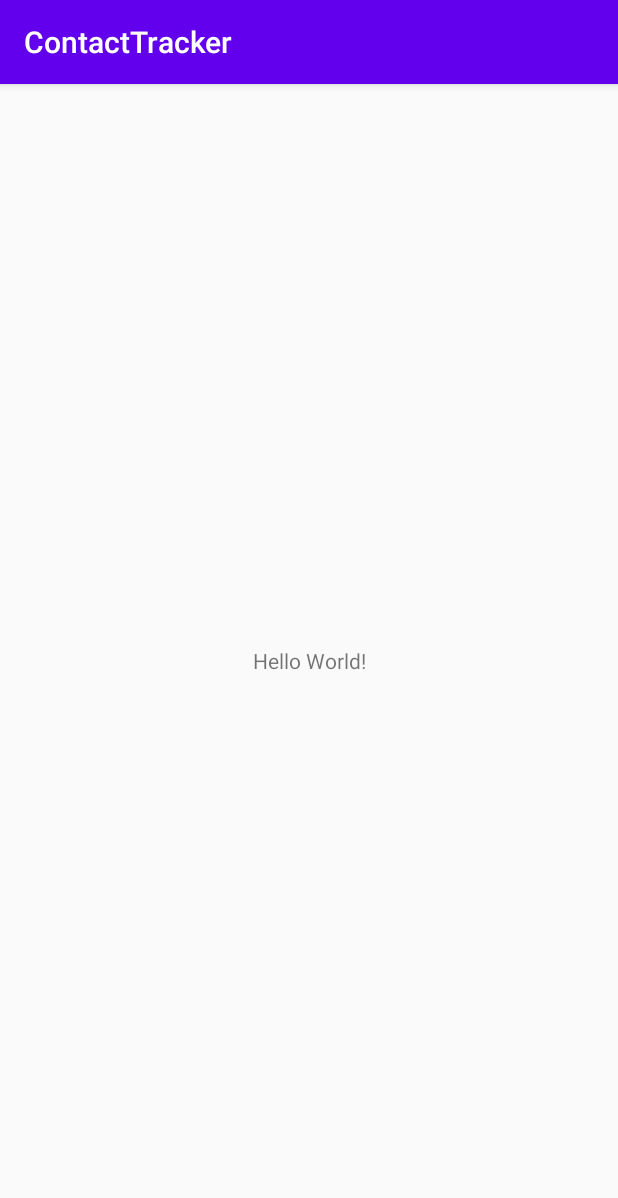
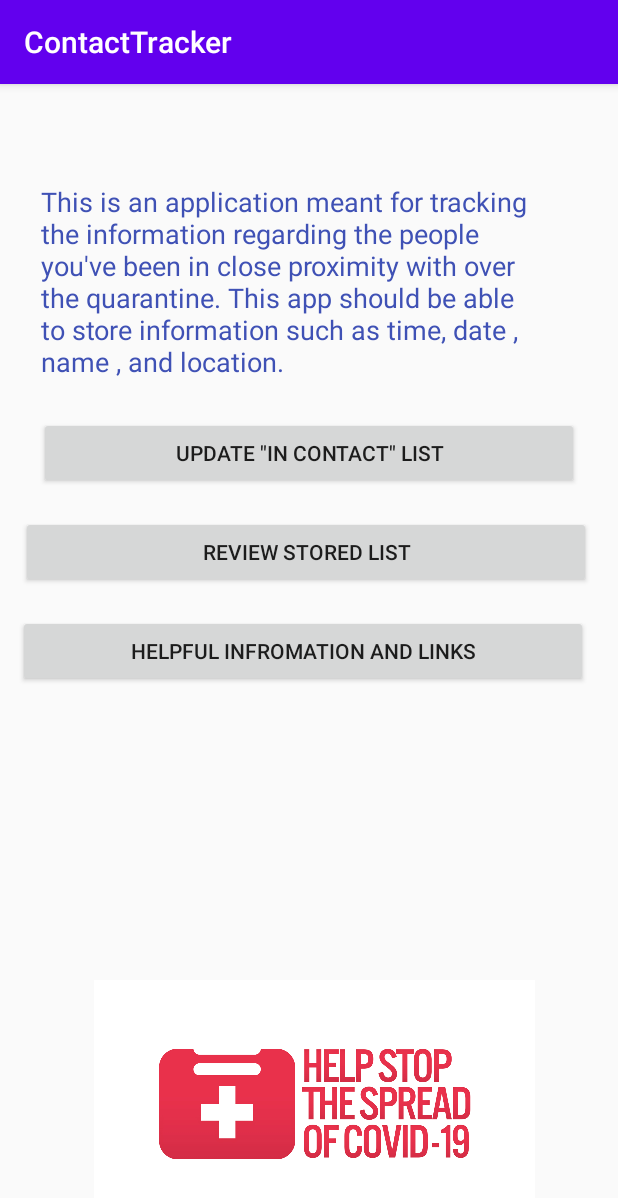
Before and after one commit to adhish2001/ContactTracker, an Android app: the screen it shows after launch (MainActivity), on a phone screen of 412 x 824 dp. Shown: the top 1198 px of the screen. Run offline under Robolectric (Android 15) with nearby library versions, the phone set to English and light mode, and no system bars.

Commit message:
New files

```diff
--- a/app/src/main/AndroidManifest.xml
+++ b/app/src/main/AndroidManifest.xml
@@ -9,6 +9,9 @@
         android:roundIcon="@mipmap/ic_launcher_round"
         android:supportsRtl="true"
         android:theme="@style/AppTheme">
+        <activity android:name=".Review"></activity>
+        <activity android:name=".Update" />
+        <activity android:name=".Links" />
         <activity android:name=".MainActivity">
             <intent-filter>
                 <action android:name="android.intent.action.MAIN" />
--- a/app/src/main/java/com/example/contacttracker/MainActivity.java
+++ b/app/src/main/java/com/example/contacttracker/MainActivity.java
@@ -2,13 +2,54 @@ package com.example.contacttracker;
 
 import androidx.appcompat.app.AppCompatActivity;
 
+import android.content.Intent;
 import android.os.Bundle;
+import android.view.View;
+import android.widget.Button;
+import android.widget.TextView;
 
 public class MainActivity extends AppCompatActivity {
-
+    Button linkB, UpdateB, ReviewB;
     @Override
     protected void onCreate(Bundle savedInstanceState) {
         super.onCreate(savedInstanceState);
         setContentView(R.layout.activity_main);
+
+        linkB = (Button) findViewById(R.id.links);
+        linkB.setOnClickListener(new View.OnClickListener(){
+            @Override
+            public void onClick(View v) {
+                openLinks();
+            }
+        });
+        UpdateB = (Button) findViewById(R.id.input);
+        UpdateB.setOnClickListener(new View.OnClickListener(){
+            @Override
+            public void onClick(View v) {
+                openUpdate();
+            }
+        });
+        ReviewB = (Button) findViewById(R.id.getInfo);
+        ReviewB.setOnClickListener(new View.OnClickListener(){
+            @Override
+            public void onClick(View v) {
+                openReview();
+            }
+        });
+        }
+
+    public void openReview() {
+        Intent intent = new Intent(this, Review.class);
+        startActivity(intent);
+    }
+
+    public void openUpdate() {
+        Intent intent = new Intent(this, Update.class);
+        startActivity(intent);
+    }
+
+    public void openLinks(){
+            Intent intent = new Intent(this, Links.class);
+            startActivity(intent);
     }
 }
--- a/app/src/main/res/layout/activity_main.xml
+++ b/app/src/main/res/layout/activity_main.xml
@@ -1,18 +1,74 @@
 <?xml version="1.0" encoding="utf-8"?>
-<androidx.constraintlayout.widget.ConstraintLayout xmlns:android="http://schemas.android.com/apk/res/android"
+<RelativeLayout xmlns:android="http://schemas.android.com/apk/res/android"
     xmlns:app="http://schemas.android.com/apk/res-auto"
     xmlns:tools="http://schemas.android.com/tools"
     android:layout_width="match_parent"
     android:layout_height="match_parent"
     tools:context=".MainActivity">
 
+    <Button
+        android:id="@+id/getInfo"
+        android:layout_width="380dp"
+        android:layout_height="wrap_content"
+        android:layout_alignParentStart="true"
+        android:layout_alignParentLeft="true"
+        android:layout_alignParentTop="true"
+        android:layout_centerHorizontal="true"
+        android:layout_marginStart="14dp"
+        android:layout_marginLeft="14dp"
+        android:layout_marginTop="288dp"
+        android:text="Review Stored List" />
+
+    <Button
+        android:id="@+id/links"
+        android:layout_width="380dp"
+        android:layout_height="wrap_content"
+        android:layout_alignParentStart="true"
+        android:layout_alignParentLeft="true"
+        android:layout_alignParentTop="true"
+        android:layout_centerHorizontal="true"
+        android:layout_marginStart="12dp"
+        android:layout_marginLeft="12dp"
+        android:layout_marginTop="354dp"
+        android:text="Helpful Infromation and Links" />
+
+    <Button
+        android:id="@+id/input"
+        android:layout_width="360dp"
+        android:layout_height="wrap_content"
+        android:layout_alignParentTop="true"
+        android:layout_centerHorizontal="true"
+        android:layout_marginTop="222dp"
+        android:text='Update "In Contact" List' />
+
+    <ImageView
+        android:id="@+id/imageView3"
+        android:layout_width="324dp"
+        android:layout_height="165dp"
+        android:layout_alignParentStart="true"
+        android:layout_alignParentLeft="true"
+        android:layout_alignParentEnd="true"
+        android:layout_alignParentBottom="true"
+        android:layout_centerHorizontal="true"
+        android:layout_marginStart="47dp"
+        android:layout_marginLeft="47dp"
+        android:layout_marginEnd="40dp"
+        android:layout_marginBottom="5dp"
+        app:srcCompat="@drawable/home_img" />
+
     <TextView
-        android:layout_width="wrap_content"
-        android:layout_height="wrap_content"
-        android:text="Hello World!"
-        app:layout_constraintBottom_toBottomOf="parent"
-        app:layout_constraintLeft_toLeftOf="parent"
-        app:layout_constraintRight_toRightOf="parent"
-        app:layout_constraintTop_toTopOf="parent" />
+        android:id="@+id/textView"
+        android:layout_width="344dp"
+        android:layout_height="131dp"
+        android:layout_alignParentStart="true"
+        android:layout_alignParentLeft="true"
+        android:layout_alignParentTop="true"
+        android:layout_centerHorizontal="true"
+        android:layout_marginStart="27dp"
+        android:layout_marginLeft="27dp"
+        android:layout_marginTop="66dp"
+        android:text="This is an application meant for tracking the information regarding the people you've been in close proximity with over the quarantine. This app should be able to store information such as time, date , name , and location."
+        android:textColor="#3F51B5"
+        android:textSize="18sp" />
 
-</androidx.constraintlayout.widget.ConstraintLayout>
+</RelativeLayout>
```
Also changed, not shown: app/src/main/java/com/example/contacttracker/Links.java (added, +14 -0 lines), app/src/main/java/com/example/contacttracker/Review.java (added, +14 -0 lines), app/src/main/java/com/example/contacttracker/Update.java (added, +14 -0 lines), app/src/main/res/layout/activity_links.xml (added, +8 -0 lines), app/src/main/res/layout/activity_review.xml (added, +9 -0 lines), app/src/main/res/layout/activity_update.xml (added, +95 -0 lines), app/src/main/res/drawable/home_img.jpg (added).
